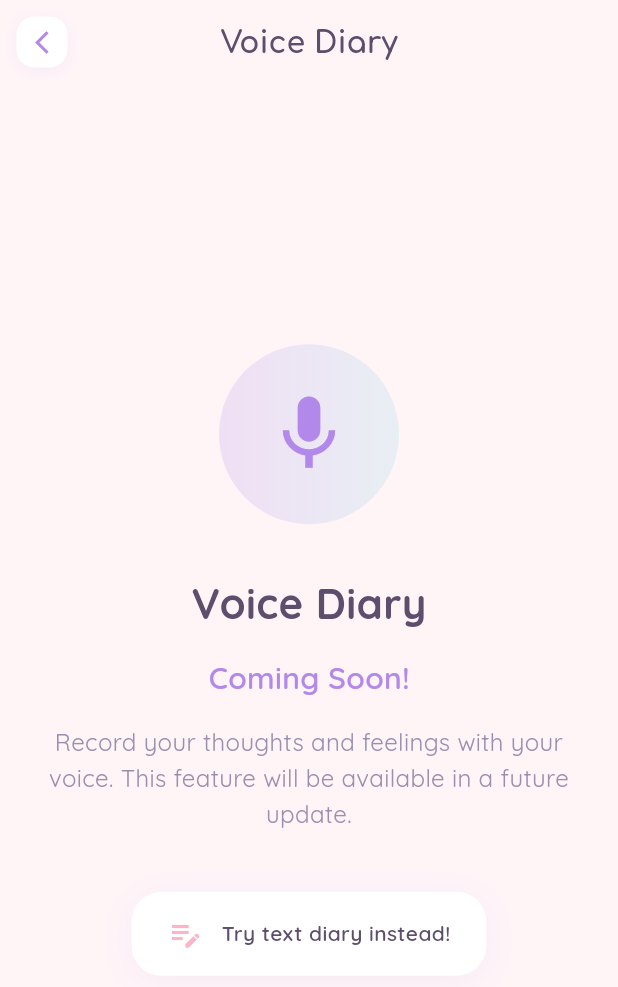
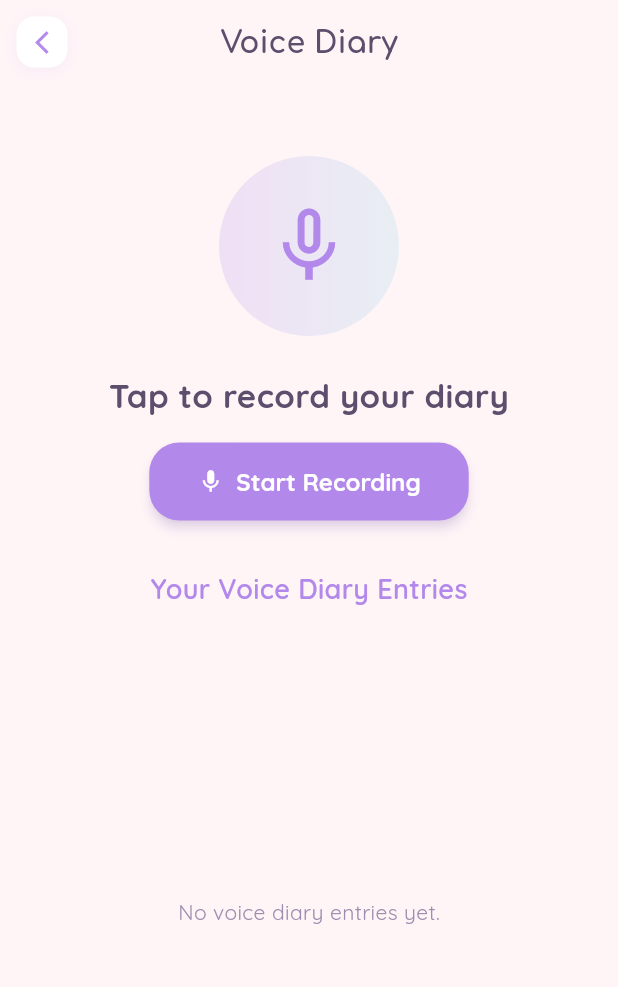
Before and after one commit to saberfahid/susu-diary, a Flutter app: the VoiceDiaryScreen screen opened by its route, on a phone screen of 412 x 824 dp. Shown: the top 987 px of the screen. Run offline on Flutter 3.47's test engine with Material 3 defaults, Android fonts, the light colour scheme and no system bars; drawn by our look-alikes of flutter_animate; our stand-ins replace audioplayers, equatable, fl_chart, flutter_local_notifications, flutter_riverpod, flutter_secure_storage and 7 more; missing offline and left inert: flutter_sound; accounts and stored records are empty.

Commit message:
feat: voice diary - record, save & playback audio entries

```diff
--- a/lib/features/diary/screens/voice_diary_screen.dart
+++ b/lib/features/diary/screens/voice_diary_screen.dart
@@ -1,9 +1,79 @@
 import 'package:flutter/material.dart';
 import 'package:flutter_animate/flutter_animate.dart';
 import '../../../core/theme/app_theme.dart';
+import 'package:flutter_sound/flutter_sound.dart';
+import 'package:path_provider/path_provider.dart';
+import 'package:audioplayers/audioplayers.dart';
+import 'dart:io';
+import 'package:uuid/uuid.dart';
 
-class VoiceDiaryScreen extends StatelessWidget {
+class VoiceDiaryScreen extends StatefulWidget {
   const VoiceDiaryScreen({super.key});
+
+  @override
+  State<VoiceDiaryScreen> createState() => _VoiceDiaryScreenState();
+}
+
+class _VoiceDiaryScreenState extends State<VoiceDiaryScreen> {
+  FlutterSoundRecorder? _recorder;
+  bool _isRecording = false;
+  String? _currentPath;
+  List<FileSystemEntity> _voiceEntries = [];
+  final AudioPlayer _audioPlayer = AudioPlayer();
+
+  @override
+  void initState() {
+    super.initState();
+    _initRecorder();
+    _loadEntries();
+  }
+
+  Future<void> _initRecorder() async {
+    _recorder = FlutterSoundRecorder();
+    await _recorder!.openRecorder();
+  }
+
+  Future<void> _loadEntries() async {
+    final dir = await getApplicationDocumentsDirectory();
+    final folder = Directory('${dir.path}/voice_diary');
+    if (!await folder.exists()) await folder.create();
+    setState(() {
+      _voiceEntries = folder.listSync().where((f) => f.path.endsWith('.aac')).toList();
+    });
+  }
+
+  Future<void> _startRecording() async {
+    final dir = await getApplicationDocumentsDirectory();
+    final folder = Directory('${dir.path}/voice_diary');
+    if (!await folder.exists()) await folder.create();
+    final id = const Uuid().v4();
+    final path = '${folder.path}/$id.aac';
+    await _recorder!.startRecorder(toFile: path, codec: Codec.aacADTS);
+    setState(() {
+      _isRecording = true;
+      _currentPath = path;
+    });
+  }
+
+  Future<void> _stopRecording() async {
+    await _recorder!.stopRecorder();
+    setState(() {
+      _isRecording = false;
+      _currentPath = null;
+    });
+    await _loadEntries();
+  }
+
+  Future<void> _playEntry(String path) async {
+    await _audioPlayer.play(DeviceFileSource(path));
+  }
+
+  @override
+  void dispose() {
+    _recorder?.closeRecorder();
+    _audioPlayer.dispose();
+    super.dispose();
+  }
 
   @override
   Widget build(BuildContext context) {
@@ -43,12 +113,12 @@ class VoiceDiaryScreen extends StatelessWidget {
         ),
         centerTitle: true,
       ),
-      body: Center(
-        child: Padding(
-          padding: const EdgeInsets.all(32.0),
+      body: Padding(
+        padding: const EdgeInsets.all(24.0),
         child: Column(
-            mainAxisAlignment: MainAxisAlignment.center,
+          crossAxisAlignment: CrossAxisAlignment.center,
           children: [
+            const SizedBox(height: 24),
             Container(
               width: 120,
               height: 120,
@@ -62,9 +132,9 @@ class VoiceDiaryScreen extends StatelessWidget {
                 shape: BoxShape.circle,
               ),
               child: Icon(
-                  Icons.mic,
+                _isRecording ? Icons.mic : Icons.mic_none,
                 size: 60,
-                  color: AppTheme.primaryColor,
+                color: _isRecording ? AppTheme.accentColor : AppTheme.primaryColor,
               ),
             )
                 .animate(onPlay: (c) => c.repeat())
@@ -79,70 +149,73 @@ class VoiceDiaryScreen extends StatelessWidget {
                   end: const Offset(1, 1),
                   duration: 1500.ms,
                 ),
-              const SizedBox(height: 32),
+            const SizedBox(height: 24),
             Text(
-                'Voice Diary',
+              _isRecording ? 'Recording...' : 'Tap to record your diary',
               style: TextStyle(
-                  fontSize: 28,
+                fontSize: 22,
                 fontWeight: FontWeight.bold,
                 color: AppTheme.lightText,
               ),
             ),
             const SizedBox(height: 16),
+            ElevatedButton.icon(
+              style: ElevatedButton.styleFrom(
+                backgroundColor: _isRecording ? AppTheme.accentColor : AppTheme.primaryColor,
+                padding: const EdgeInsets.symmetric(horizontal: 32, vertical: 16),
+                shape: RoundedRectangleBorder(borderRadius: BorderRadius.circular(20)),
+              ),
+              icon: Icon(_isRecording ? Icons.stop : Icons.mic),
+              label: Text(_isRecording ? 'Stop Recording' : 'Start Recording'),
+              onPressed: () {
+                if (_isRecording) {
+                  _stopRecording();
+                } else {
+                  _startRecording();
+                }
+              },
+            ),
+            const SizedBox(height: 32),
             Text(
-                'Coming Soon!',
+              'Your Voice Diary Entries',
               style: TextStyle(
-                  fontSize: 20,
+                fontSize: 18,
                 fontWeight: FontWeight.w600,
                 color: AppTheme.primaryColor,
               ),
             ),
-              const SizedBox(height: 16),
-              Text(
-                'Record your thoughts and feelings with your voice. This feature will be available in a future update.',
-                textAlign: TextAlign.center,
-                style: TextStyle(
-                  fontSize: 16,
-                  color: AppTheme.lightTextSecondary,
-                  height: 1.5,
+            const SizedBox(height: 12),
+            Expanded(
+              child: _voiceEntries.isEmpty
+                  ? Center(
+                      child: Text(
+                        'No voice diary entries yet.',
+                        style: TextStyle(color: AppTheme.lightTextSecondary),
+                      ),
+                    )
+                  : ListView.builder(
+                      itemCount: _voiceEntries.length,
+                      itemBuilder: (context, idx) {
+                        final entry = _voiceEntries[idx];
+                        final name = entry.path.split('/').last;
+                        return Card(
+                          shape: RoundedRectangleBorder(borderRadius: BorderRadius.circular(16)),
+                          child: ListTile(
+                            leading: Icon(Icons.record_voice_over, color: AppTheme.primaryColor),
+                            title: Text('Entry ${idx + 1}'),
+                            subtitle: Text(name),
+                            trailing: IconButton(
+                              icon: Icon(Icons.play_arrow, color: AppTheme.accentColor),
+                              onPressed: () => _playEntry(entry.path),
                             ),
                           ),
-              const SizedBox(height: 40),
-              Container(
-                padding: const EdgeInsets.symmetric(horizontal: 24, vertical: 16),
-                decoration: BoxDecoration(
-                  color: Colors.white,
-                  borderRadius: BorderRadius.circular(20),
-                  boxShadow: [
-                    BoxShadow(
-                      color: AppTheme.primaryColor.withOpacity(0.1),
-                      blurRadius: 20,
-                      offset: const Offset(0, 4),
-                    ),
-                  ],
-                ),
-                child: Row(
-                  mainAxisSize: MainAxisSize.min,
-                  children: [
-                    Icon(
-                      Icons.edit_note,
-                      color: AppTheme.secondaryColor,
-                    ),
-                    const SizedBox(width: 12),
-                    Text(
-                      'Try text diary instead!',
-                      style: TextStyle(
-                        color: AppTheme.lightText,
-                        fontWeight: FontWeight.w600,
+                        );
+                      },
                     ),
             ),
           ],
         ),
       ),
-            ],
-          ),
-        ),
-      ),
     );
   }
 }
--- a/pubspec.yaml
+++ b/pubspec.yaml
@@ -47,6 +47,7 @@ dependencies:
   flutter_tts: ^3.8.5
   # record: ^6.0.0  # Temporarily disabled - SDK incompatibility
   audioplayers: ^5.2.1
+  flutter_sound: ^9.2.13
 
   # Image & Media
   image_picker: ^1.0.7
```
Also changed, not shown: pubspec.lock, 2 other files. Lines whose indentation alone changed are shown as unchanged.
